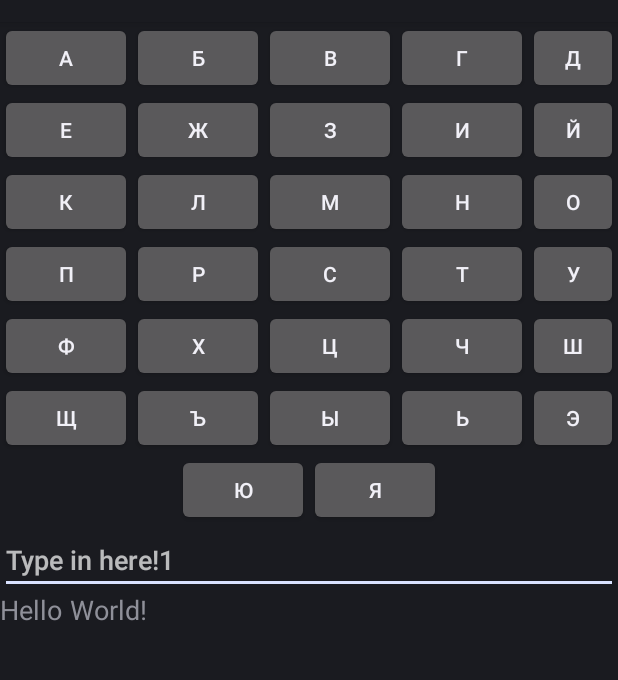
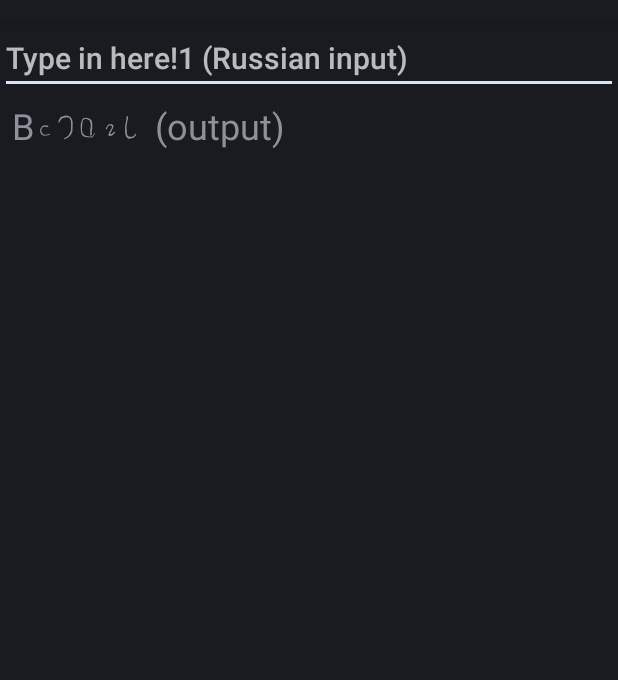
Before and after one commit to koplenov/StenoLearn, an Android app: the screen it shows after launch (MainActivity), on a phone screen of 412 x 824 dp, the part 62-742 px from its top. Run offline under Robolectric (Android 15) with nearby library versions, the phone set to English and light mode, and no system bars.

```diff
--- a/app/src/main/AndroidManifest.xml
+++ b/app/src/main/AndroidManifest.xml
@@ -6,7 +6,6 @@
         android:allowBackup="true"
         android:icon="@mipmap/ic_launcher"
         android:label="@string/app_name"
-        android:roundIcon="@mipmap/ic_launcher_round"
         android:supportsRtl="true">
         <activity android:name=".MainActivity">
             <intent-filter>
--- a/app/src/main/res/layout/activity_main.xml
+++ b/app/src/main/res/layout/activity_main.xml
@@ -14,7 +14,8 @@
         <LinearLayout
             android:layout_width="match_parent"
             android:layout_height="match_parent"
-            android:orientation="vertical">
+            android:orientation="vertical"
+            android:visibility="gone">
 
             <LinearLayout
                 android:layout_width="match_parent"
@@ -264,15 +265,17 @@
             android:id="@+id/mainEditText"
             android:layout_width="match_parent"
             android:layout_height="wrap_content"
-            android:hint="Type in here!1"
-            android:inputType="textMultiLine" />
+            android:hint="Type in here!1 (Russian input)"
+            android:inputType="textMultiLine"
+            android:textSize="20sp" />
 
         <TextView
             android:id="@+id/previewText"
             android:layout_width="match_parent"
             android:layout_height="wrap_content"
-            android:text="Hello World!"
-            android:textSize="18sp"
+            android:padding="8sp"
+            android:text="Выхлоп (output)"
+            android:textSize="24sp"
             android:textStyle="bold" />
     </LinearLayout>
 
--- a/app/src/main/res/mipmap-anydpi-v26/ic_launcher_round.xml
+++ /dev/null
@@ -1,5 +0,0 @@
-<?xml version="1.0" encoding="utf-8"?>
-<adaptive-icon xmlns:android="http://schemas.android.com/apk/res/android">
-    <background android:drawable="@drawable/ic_launcher_background" />
-    <foreground android:drawable="@drawable/ic_launcher_foreground" />
-</adaptive-icon>
```
Also changed, not shown: app/src/main/res/mipmap-hdpi/ic_launcher_round.png (deleted), app/src/main/res/mipmap-mdpi/ic_launcher_round.png (deleted), app/src/main/res/mipmap-xhdpi/ic_launcher_round.png (deleted), app/src/main/res/mipmap-xxhdpi/ic_launcher_round.png (deleted), app/src/main/res/mipmap-xxxhdpi/ic_launcher_round.png (deleted).
